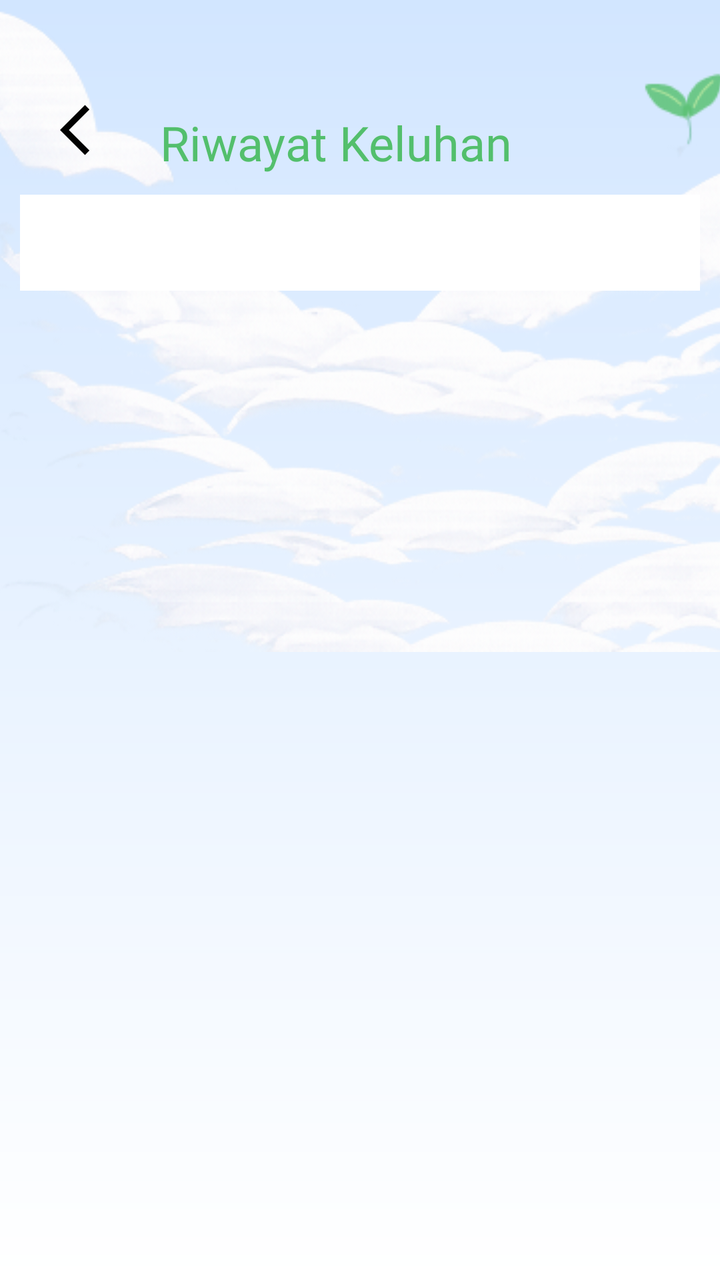
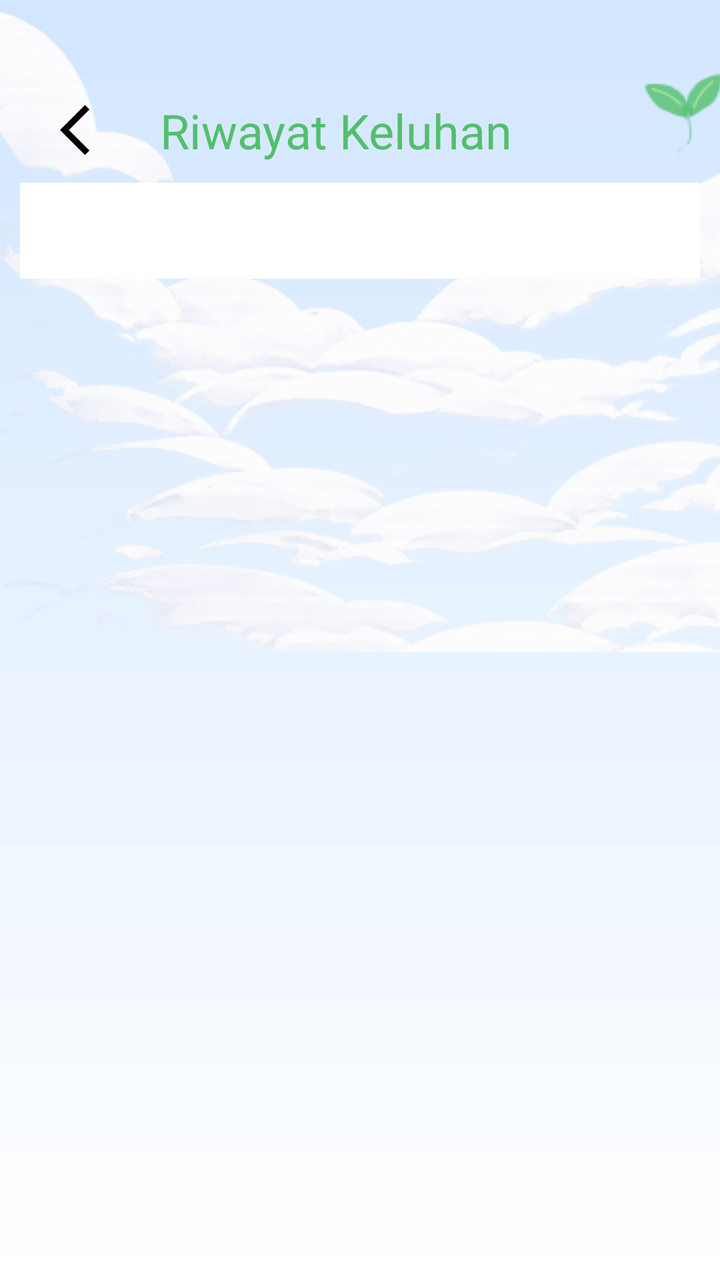

Two renders of the same Android screen: before a commit and after it. Below are the layout's source before the change and the commit's diff.
<!-- AndroidManifest.xml: application theme Theme.PetikCare -->
<!-- res/layout/fragment_riwayat_keluhan.xml -->
<?xml version="1.0" encoding="utf-8"?>
<androidx.constraintlayout.widget.ConstraintLayout xmlns:android="http://schemas.android.com/apk/res/android"
    xmlns:app="http://schemas.android.com/apk/res-auto"
    xmlns:tools="http://schemas.android.com/tools"
    android:layout_width="match_parent"
    android:layout_height="match_parent"
    android:background="@drawable/bg_gradient"
    tools:context=".ui.RiwayatKeluhanFragment">

    <ImageView
        android:id="@+id/iv_background"
        android:layout_width="match_parent"
        android:layout_height="wrap_content"
        android:scaleType="centerCrop"
        android:src="@drawable/background_halaman"
        app:layout_constraintEnd_toEndOf="parent"
        app:layout_constraintStart_toStartOf="parent"
        app:layout_constraintTop_toTopOf="parent" />

    <ImageView
        android:id="@+id/iv_arrow_back"
        android:layout_width="30dp"
        android:layout_height="30dp"
        android:layout_marginTop="50dp"
        android:layout_marginStart="30dp"
        android:src="@drawable/ic_arrow"
        app:layout_constraintStart_toStartOf="parent"
        app:layout_constraintTop_toTopOf="parent" />

    <TextView
        android:id="@+id/tv_riwayat_keluhan"
        android:layout_width="wrap_content"
        android:layout_height="wrap_content"
        android:layout_marginStart="50dp"
        android:layout_marginTop="5dp"
        android:fontFamily="@font/poppins_semibold"
        android:text="@string/riwayat"
        android:textColor="#53BF6C"
        android:textSize="24sp"
        app:layout_constraintStart_toStartOf="@+id/iv_arrow_back"
        app:layout_constraintTop_toTopOf="@+id/iv_arrow_back" />

    <com.google.android.material.tabs.TabLayout
        android:id="@+id/tab_layout"
        android:layout_width="match_parent"
        android:layout_height="wrap_content"
        android:layout_margin="10dp"
        android:background="@color/white"
        app:layout_constraintStart_toStartOf="parent"
        app:layout_constraintTop_toBottomOf="@+id/tv_riwayat_keluhan" />

    <androidx.viewpager2.widget.ViewPager2
        android:id="@+id/view_pager"
        android:layout_width="0dp"
        android:layout_height="0dp"
        app:layout_constraintTop_toBottomOf="@+id/tab_layout"
        app:layout_constraintBottom_toBottomOf="parent"
        app:layout_constraintStart_toStartOf="parent"
        app:layout_constraintEnd_toEndOf="parent"/>

    <androidx.recyclerview.widget.RecyclerView
        android:id="@+id/rv_riwayat"
        android:layout_width="match_parent"
        android:layout_height="wrap_content"
        app:layout_constraintTop_toBottomOf="@id/tab_layout"
        android:layout_margin="20dp"
        tools:listitem="@layout/menu_keluhan"/>
</androidx.constraintlayout.widget.ConstraintLayout>
<!-- res/layout/menu_keluhan.xml (included above) -->
<?xml version="1.0" encoding="utf-8"?>
<com.google.android.material.card.MaterialCardView xmlns:android="http://schemas.android.com/apk/res/android"
    xmlns:tools="http://schemas.android.com/tools"
    android:layout_width="match_parent"
    android:layout_height="wrap_content"
    xmlns:app="http://schemas.android.com/apk/res-auto"
    android:layout_margin="8dp"
    app:cardCornerRadius="16dp"
    android:backgroundTint="@color/white"
    app:cardElevation="4dp">

    <LinearLayout
        android:layout_width="match_parent"
        android:layout_height="wrap_content"
        android:orientation="vertical">

        <TextView
            android:id="@+id/tv_nama"
            android:layout_width="wrap_content"
            android:layout_height="wrap_content"
            android:text="@string/nama_santri"
            android:fontFamily="@font/poppins_medium"
            android:layout_marginStart="20dp"
            android:layout_marginTop="10dp"
            android:textSize="15sp" />

        <TextView
            android:id="@+id/tv_keluhan"
            android:layout_width="wrap_content"
            android:layout_height="wrap_content"
            android:text="@string/keluhan"
            android:layout_marginStart="20dp"
            android:fontFamily="@font/poppins_medium"
            android:layout_marginTop="5dp"
            android:textSize="15sp"/>

        <TextView
            android:id="@+id/tv_date"
            android:layout_width="wrap_content"
            android:layout_height="wrap_content"
            android:text="@string/date"
            android:layout_marginStart="20dp"
            android:fontFamily="@font/poppins_medium"
            android:textSize="15sp"/>

        <LinearLayout
            android:layout_width="match_parent"
            android:layout_height="wrap_content"
            android:orientation="horizontal"
            android:layout_marginTop="8dp"
            android:layout_marginEnd="20dp"
            android:gravity="center_vertical">

            <TextView
                android:id="@+id/tv_status"
                android:layout_width="0dp"
                android:layout_height="wrap_content"
                android:layout_weight="1"
                android:text="@string/status"
                android:layout_marginStart="20dp"
                android:textSize="14sp"
                android:fontFamily="@font/poppins_medium"/>

            <com.google.android.material.button.MaterialButton
                android:id="@+id/btn_detail"
                android:layout_width="wrap_content"
                android:layout_height="wrap_content"
                android:text="@string/detail"
                android:textSize="12sp"
                android:fontFamily="@font/poppins_semibold"
                app:cornerRadius="12dp"
                app:backgroundTint="#FFA0BC"/>

        </LinearLayout>

    </LinearLayout>

</com.google.android.material.card.MaterialCardView>
<!-- resources referenced by this layout -->
<resources>
  <color name="white">#FFFFFFFF</color>
  <!-- drawable background_halaman: png bitmap (drawable, 121503 bytes) -->
  <!-- drawable bg_gradient (drawable) -->
  <?xml version="1.0" encoding="utf-8"?>
  <shape xmlns:android="http://schemas.android.com/apk/res/android">
      <gradient
          android:type="linear"
          android:startColor="#D2E6FF"
          android:endColor="#FFFFFF"
          android:angle="270"/>
  </shape>
  <!-- drawable ic_arrow (drawable) -->
  <vector xmlns:android="http://schemas.android.com/apk/res/android" android:autoMirrored="true" android:height="24dp" android:tint="#000000" android:viewportHeight="960" android:viewportWidth="960" android:width="24dp">
        
      <path android:fillColor="@android:color/white" android:pathData="M400,880L0,480L400,80L471,151L142,480L471,809L400,880Z"/>
      
  </vector>
  <string name="date">🕒 Date</string>
  <string name="detail">Detail</string>
  <string name="keluhan">📌 Keluhan</string>
  <string name="nama_santri">👤 Nama Santri</string>
  <string name="riwayat">Riwayat Keluhan</string>
  <string name="status">Status</string>
  <style name="Theme.PetikCare" parent="Base.Theme.PetikCare" />
  <style name="Base.Theme.PetikCare" parent="Theme.Material3.DayNight.NoActionBar">
          
          
      </style>
</resources>

<!-- the commit's change to res/layout/fragment_riwayat_keluhan.xml (unified diff, before → after) -->
@@ -21,8 +21,8 @@
         android:id="@+id/iv_arrow_back"
         android:layout_width="30dp"
         android:layout_height="30dp"
+        android:layout_marginStart="30dp"
         android:layout_marginTop="50dp"
-        android:layout_marginStart="30dp"
         android:src="@drawable/ic_arrow"
         app:layout_constraintStart_toStartOf="parent"
         app:layout_constraintTop_toTopOf="parent" />
@@ -32,11 +32,11 @@
         android:layout_width="wrap_content"
         android:layout_height="wrap_content"
         android:layout_marginStart="50dp"
-        android:layout_marginTop="5dp"
         android:fontFamily="@font/poppins_semibold"
         android:text="@string/riwayat"
         android:textColor="#53BF6C"
         android:textSize="24sp"
+        app:layout_constraintBottom_toBottomOf="@+id/iv_arrow_back"
         app:layout_constraintStart_toStartOf="@+id/iv_arrow_back"
         app:layout_constraintTop_toTopOf="@+id/iv_arrow_back" />
 
